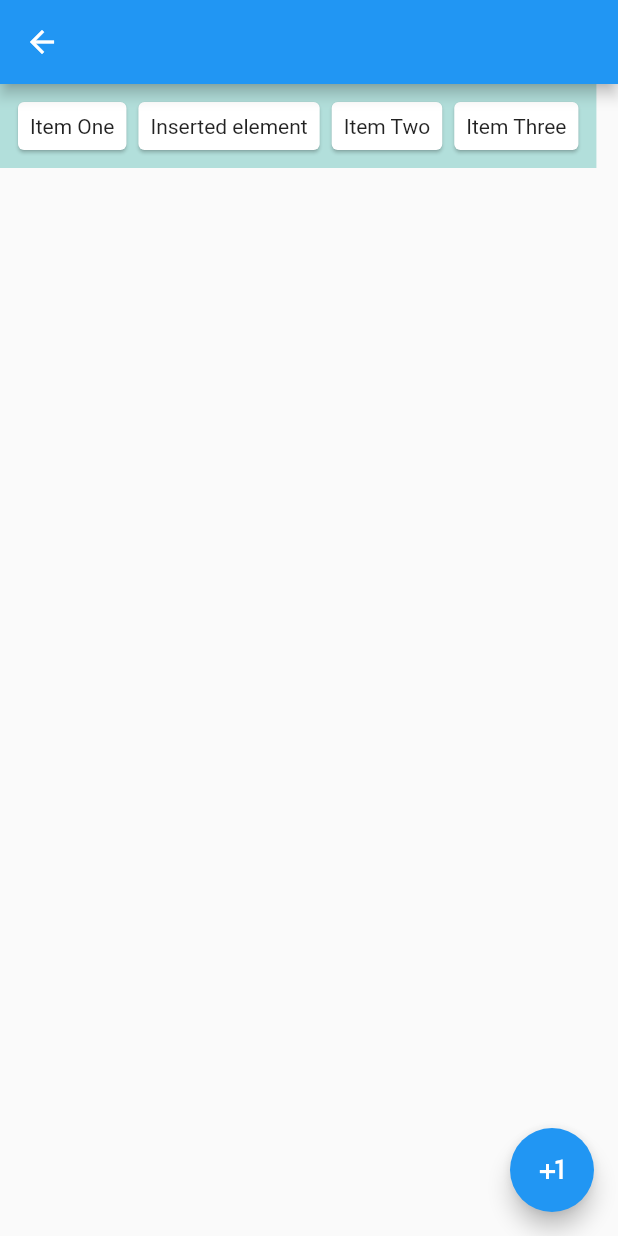
After one commit to sldsrg/flutter_web_lab, a Flutter app: the AnimatedWrapLabPage screen opened directly, after a tap on the "plus one" icon, on a phone screen of 412 x 824 dp. The commit adds this screen. Run offline on Flutter 3.47's test engine with Material 2 defaults, Android fonts, the phone set to English and light mode, and no system bars; missing offline and left inert: flutter_web.

Commit message:
add AnimatedWrap lab

```diff
--- /dev/null
+++ b/lib/animated_wrap_lab.dart
@@ -0,0 +1,164 @@
+import 'package:collection/collection.dart';
+import 'package:flutter_web/material.dart';
+
+typedef AnimatedWrapItemBuilder = Widget Function(
+    BuildContext context, int index, Animation<double> animation);
+
+class AnimatedWrapLabPage extends StatefulWidget {
+  @override
+  _AnimatedWrapLabPageState createState() => _AnimatedWrapLabPageState();
+}
+
+class _AnimatedWrapLabPageState extends State<AnimatedWrapLabPage> {
+  List<String> items;
+  final wrapKey = GlobalKey<AnimatedWrapState>();
+
+  @override
+  void initState() {
+    super.initState();
+    items = <String>['Item One', 'Item Two', 'Item Three'];
+  }
+
+  @override
+  Widget build(BuildContext context) {
+    return Scaffold(
+      appBar: AppBar(),
+      body: Container(
+        padding: EdgeInsets.all(8.0),
+        color: Colors.teal[100],
+        child: AnimatedWrap(
+          key: wrapKey,
+          initialItemCount: items.length,
+          itemBuilder: (context, index, animation) {
+            return SizeTransition(
+              axis: Axis.horizontal,
+              sizeFactor: animation.drive(Tween(begin: 0.0, end: 1.0)),
+              child: Card(
+                child: Padding(
+                  padding: const EdgeInsets.all(8.0),
+                  child: Text(items[index]),
+                ),
+              ),
+            );
+          },
+        ),
+      ),
+      floatingActionButton: FloatingActionButton(
+        child: Icon(Icons.plus_one),
+        onPressed: () {
+          wrapKey.currentState.insertItem(1);
+          setState(() {
+            items.insert(1, 'Inserted element');
+          });
+        },
+      ),
+    );
+  }
+}
+
+class _ActiveItem implements Comparable<_ActiveItem> {
+  _ActiveItem.incoming(this.controller, this.itemIndex)
+      : removedItemBuilder = null;
+  _ActiveItem.outgoing(
+      this.controller, this.itemIndex, this.removedItemBuilder);
+  _ActiveItem.index(this.itemIndex)
+      : controller = null,
+        removedItemBuilder = null;
+
+  final AnimationController controller;
+  final AnimatedListRemovedItemBuilder removedItemBuilder;
+  int itemIndex;
+
+  @override
+  int compareTo(_ActiveItem other) => itemIndex - other.itemIndex;
+}
+
+class AnimatedWrap extends StatefulWidget {
+  final AnimatedWrapItemBuilder itemBuilder;
+  final int initialItemCount;
+  const AnimatedWrap({
+    Key key,
+    @required this.itemBuilder,
+    this.initialItemCount,
+  }) : super(key: key);
+
+  @override
+  AnimatedWrapState createState() => AnimatedWrapState();
+}
+
+class AnimatedWrapState extends State<AnimatedWrap>
+    with TickerProviderStateMixin<AnimatedWrap> {
+  final List<_ActiveItem> _incomingItems = <_ActiveItem>[];
+  int _itemsCount = 0;
+
+  @override
+  void initState() {
+    super.initState();
+    _itemsCount = widget.initialItemCount;
+  }
+
+  @override
+  void dispose() {
+    for (var item in _incomingItems) {
+      item.controller.dispose();
+    }
+    super.dispose();
+  }
+
+  _ActiveItem _removeActiveItemAt(List<_ActiveItem> items, int itemIndex) {
+    final int i = binarySearch(items, _ActiveItem.index(itemIndex));
+    return i == -1 ? null : items.removeAt(i);
+  }
+
+  _ActiveItem _activeItemAt(List<_ActiveItem> items, int itemIndex) {
+    final int i = binarySearch(items, _ActiveItem.index(itemIndex));
+    return i == -1 ? null : items[i];
+  }
+
+  void insertItem(int index) {
+    assert(index != null && index >= 0);
+    final int itemIndex = index;
+    assert(itemIndex >= 0 && itemIndex <= _itemsCount);
+
+    // Increment the incoming and outgoing item indices to account
+    // for the insertion.
+    for (var item in _incomingItems) {
+      if (item.itemIndex >= itemIndex) {
+        item.itemIndex += 1;
+      }
+    }
+
+    final duration = Duration(milliseconds: 300);
+    final AnimationController controller =
+        AnimationController(duration: duration, vsync: this);
+    final _ActiveItem incomingItem =
+        _ActiveItem.incoming(controller, itemIndex);
+    setState(() {
+      _incomingItems
+        ..add(incomingItem)
+        ..sort();
+      _itemsCount += 1;
+    });
+
+    controller.forward().then<void>((_) {
+      _removeActiveItemAt(_incomingItems, incomingItem.itemIndex)
+          .controller
+          .dispose();
+    });
+  }
+
+  @override
+  Widget build(BuildContext context) {
+    return Wrap(
+      direction: Axis.horizontal,
+      children: List.generate(_itemsCount, (itemIndex) {
+        final _ActiveItem incomingItem =
+            _activeItemAt(_incomingItems, itemIndex);
+        final Animation<double> animation =
+            incomingItem?.controller?.view ?? kAlwaysCompleteAnimation;
+
+        return widget.itemBuilder(context, itemIndex, animation);
+      }),
+    );
+  }
+}
--- a/lib/home.dart
+++ b/lib/home.dart
@@ -2,6 +2,7 @@ import 'package:flutter_web/material.dart';
 import 'package:web_lab/markdown_lab.dart';
 
 import 'animated_list_lab.dart';
+import 'animated_wrap_lab.dart';
 import 'basic_animation_lab.dart';
 import 'multi_grid_lab.dart';
 import 'nested_listview.dart';
@@ -11,6 +12,7 @@ import 'listenable_lab.dart';
 
 final builders = {
   'Next lab': (_) => NextLabPage(),
+  'AnimatedWrap lab': (_) => AnimatedWrapLabPage(),
   'AnimatedList lab': (_) => AnimatedListLabPage(),
   'Basic animation lab': (_) => BasicAnimationLabPage(),
   'Listenable lab': (_) => ListenableLabPage(),
```
